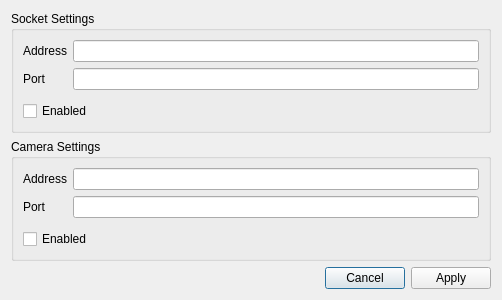
Old version of the form settingsdialog.ui in the repository greendreamer/remote_app_qt.
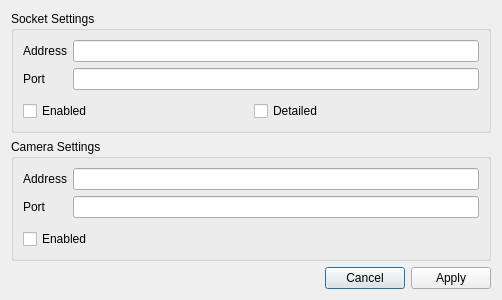
New version of the form.

The edit to the form file:
```diff
--- a/settingsdialog.ui
+++ b/settingsdialog.ui
@@ -47,11 +47,25 @@
          </layout>
         </item>
         <item>
+         <layout class="QHBoxLayout" name="horizontalLayout_2" stretch="0,0">
+          <property name="sizeConstraint">
+           <enum>QLayout::SetDefaultConstraint</enum>
+          </property>
+          <item>
          <widget class="QCheckBox" name="socketEn_check">
           <property name="text">
            <string>Enabled</string>
           </property>
          </widget>
+          </item>
+          <item>
+           <widget class="QCheckBox" name="socketDetailed_check">
+            <property name="text">
+             <string>Detailed</string>
+            </property>
+           </widget>
+          </item>
+         </layout>
         </item>
        </layout>
       </widget>
```
Lines whose indentation alone changed are shown as unchanged.
